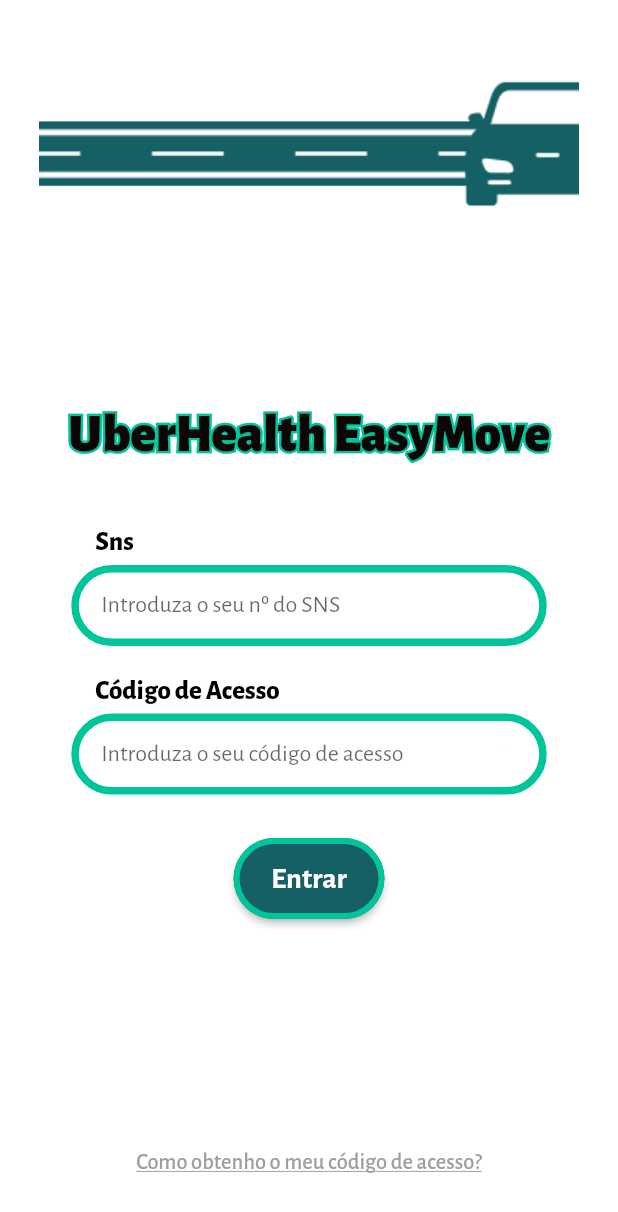
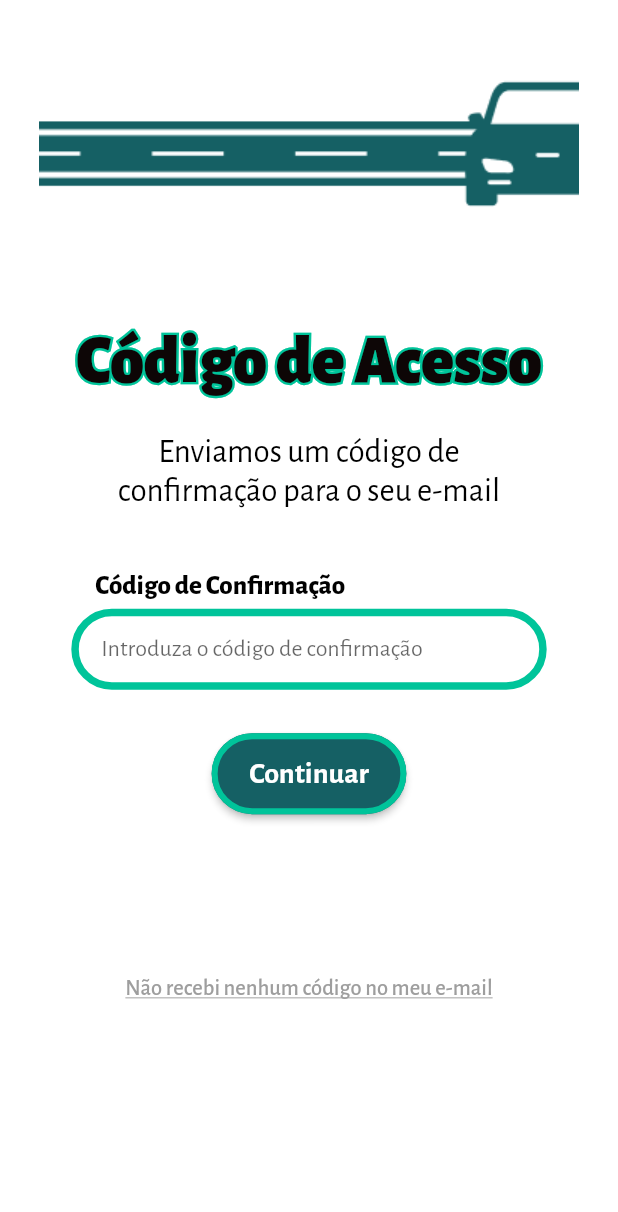
Before and after one commit to tiagofls/uhem_app, a Flutter app: the screen it shows after launch, on a phone screen of 412 x 824 dp. Shown: the top 1212 px of the screen. Run offline on Flutter 3.47's test engine with Material 2 defaults, Android fonts, the phone set to English and light mode, and no system bars.

Commit message:
Ecrãs relativos ao código de acesso adicionados

```diff
--- a/lib/main.dart
+++ b/lib/main.dart
@@ -1,4 +1,6 @@
 import 'package:flutter/material.dart';
+import 'package:uhem_app/pages/AccessCodeScreen.dart';
+import 'package:uhem_app/pages/ConfAccessCode.dart';
 import 'package:uhem_app/pages/LoginScreen.dart';
 
 void main() {
@@ -13,7 +15,7 @@ class MyApp extends StatelessWidget {
   Widget build(BuildContext context) {
     return MaterialApp(
       theme: ThemeData(fontFamily: 'Alegreya'),
-      home: const LoginScreen(),
+      home: const ConfirmAccessCode(),
     );
   }
 }
--- /dev/null
+++ b/lib/pages/ConfAccessCode.dart
@@ -0,0 +1,57 @@
+import 'package:flutter/material.dart';
+import 'package:flutter/src/widgets/container.dart';
+import 'package:flutter/src/widgets/framework.dart';
+
+import '../constants/Constants.dart';
+import '../widgets/AppTitle.dart';
+import '../widgets/InputText.dart';
+import '../widgets/RoadCarImage.dart';
+import '../widgets/UButton.dart';
+import '../widgets/ULink.dart';
+import '../widgets/UText.dart';
+
+class ConfirmAccessCode extends StatefulWidget {
+  const ConfirmAccessCode({super.key});
+
+  @override
+  State<ConfirmAccessCode> createState() => _ConfirmAccessCodeState();
+}
+
+class _ConfirmAccessCodeState extends State<ConfirmAccessCode> {
+    TextEditingController emailCtrl = TextEditingController();
+  @override
+  Widget build(BuildContext context) {
+    return Container(
+      color: const Color.fromRGBO(255, 255, 255, 1),
+      child: Column(
+          children: [
+            SizedBox(
+              height: getHeight(context) / 25,
+            ),
+            RoadCarImage(context),
+            SizedBox(height: getHeight(context) / 15),
+            AppTitle(context, 45, "Código de Acesso"),
+            const SizedBox(
+              height: 20,
+            ),
+            Padding(
+              padding: EdgeInsets.fromLTRB(getWidth(context)/7, 0, getWidth(context)/7, 0),
+              child: UText(
+                  "Enviamos um código de confirmação para o seu e-mail",
+                  Colors.black,
+                  FontWeight.w400,
+                  22, TextAlign.center),
+            ),
+            const SizedBox(
+              height: 40,
+            ),
+          InputText(context, 'Código de Confirmação', 'Introduza o código de confirmação', emailCtrl),
+          const SizedBox(height: 25,),
+            UButton((){}, "Continuar", Colors.white, const Color(0xFF156064), const StadiumBorder(),
+          20, FontWeight.w700, 4.0, const Color(0xFF00C49A)),
+          SizedBox(height: getHeight(context)/9,),
+          ULink((){}, "Não recebi nenhum código no meu e-mail", Colors.grey, 15)
+          ],
+        ));
+  }
+}
--- a/lib/pages/LoginScreen.dart
+++ b/lib/pages/LoginScreen.dart
@@ -31,7 +31,7 @@ class _LoginScreenState extends State<LoginScreen> {
           SizedBox(height: getHeight(context)/25,),
           RoadCarImage(context),
           SizedBox(height: getHeight(context)/7.5),
-          AppTitle(context, 35),
+          AppTitle(context, 35, "UberHealth EasyMove"),
           const SizedBox(height: 40,),
           InputText(context, 'Sns', 'Introduza o seu nº do SNS', snsCtrl),
           const SizedBox(height: 15,),
--- a/lib/widgets/AppTitle.dart
+++ b/lib/widgets/AppTitle.dart
@@ -3,12 +3,12 @@ import 'dart:ui';
 import 'package:flutter/cupertino.dart';
 import 'package:flutter/material.dart';
 
-Widget AppTitle(BuildContext context, double size){
+Widget AppTitle(BuildContext context, double size, String title){
   return Stack(
   children: <Widget>[
     // Stroked text as border.
     Text(
-      'UberHealth EasyMove',
+     title,
       style: TextStyle(
         fontFamily: 'Alegreya',
         decoration: TextDecoration.none,
@@ -21,7 +21,7 @@ Widget AppTitle(BuildContext context, double size){
     ),
     // Solid text as fill.
     Text(
-      'UberHealth EasyMove',
+      title,
       style: TextStyle(
         fontFamily: 'Alegreya',
         decoration: TextDecoration.none,
--- a/lib/widgets/InputText.dart
+++ b/lib/widgets/InputText.dart
@@ -9,7 +9,7 @@ Widget InputText(BuildContext context, String label, String hintText, TextEditin
     children: [
       Padding(
         padding: const EdgeInsets.only(left: 20.0),
-        child: UText(label, Colors.black, FontWeight.w800, 18),
+        child: UText(label, Colors.black, FontWeight.w800, 18, TextAlign.start),
       ),
       Card(
         shadowColor: Colors.transparent,
--- a/lib/widgets/RoadCarImage.dart
+++ b/lib/widgets/RoadCarImage.dart
@@ -1,3 +1,5 @@
+// ignore_for_file: non_constant_identifier_names
+
 import 'package:flutter/cupertino.dart';
 
 import '../constants/Constants.dart';
--- a/lib/widgets/UText.dart
+++ b/lib/widgets/UText.dart
@@ -2,7 +2,7 @@
 
 import 'package:flutter/cupertino.dart';
 
-Widget UText(String text, Color color, FontWeight wei, double size){
+Widget UText(String text, Color color, FontWeight wei, double size, TextAlign align){
   return Text(
     text,
     style: TextStyle(
@@ -10,7 +10,8 @@ Widget UText(String text, Color color, FontWeight wei, double size){
       color: color,
       fontFamily: 'Alegreya',
       fontWeight: wei,
-      fontSize: size
+      fontSize: size,
     ),
+    textAlign: align,
   );
 }
```
Also changed, not shown: lib/pages/AccessCodeScreen.dart (added, +60 -0 lines).
